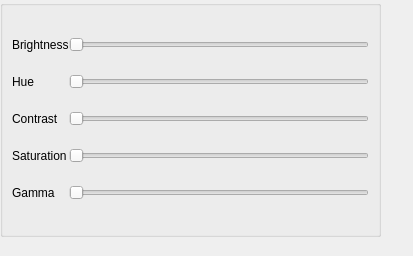
Above: src/videoConfig.ui from KDE/kamoso before the change. Below: the same form after it.
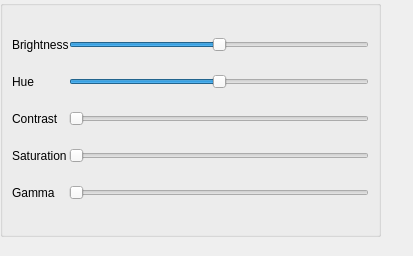
That is the form after the change.

Commit message: Adapted to gstreamer

The edit to the form file:
```diff
--- a/src/videoConfig.ui
+++ b/src/videoConfig.ui
@@ -40,8 +40,11 @@
     </property>
     <item row="2" column="1">
      <widget class="QSlider" name="hueSlider">
+      <property name="minimum">
+       <number>-100</number>
+      </property>
       <property name="maximum">
-       <number>360</number>
+       <number>100</number>
       </property>
       <property name="orientation">
        <enum>Qt::Horizontal</enum>
@@ -132,8 +135,11 @@
     </item>
     <item row="0" column="1">
      <widget class="QSlider" name="brightnessSlider">
+      <property name="minimum">
+       <number>-100</number>
+      </property>
       <property name="maximum">
-       <number>200</number>
+       <number>100</number>
       </property>
       <property name="orientation">
        <enum>Qt::Horizontal</enum>
```
Left out of the diff: 7 changed lines with no effect on the pictures. The commit also changes 2 other files.
